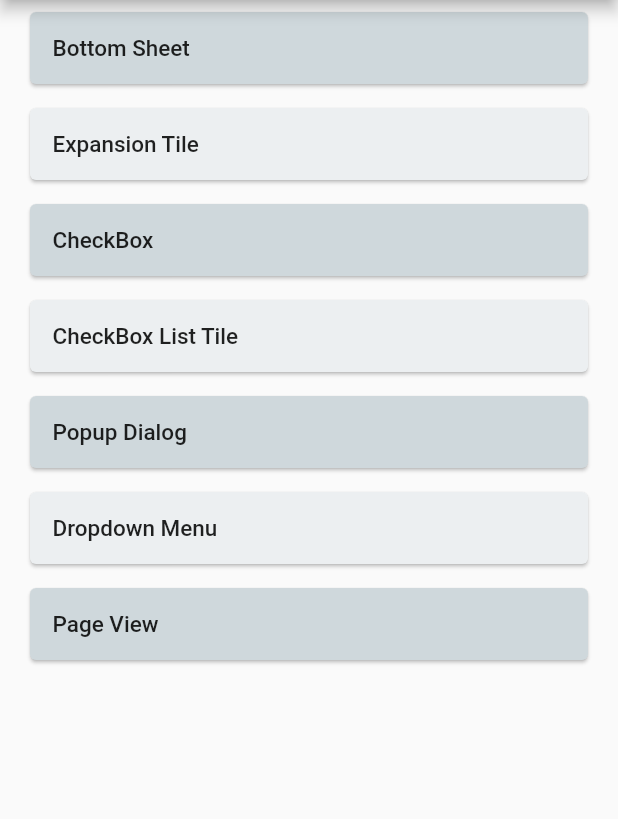
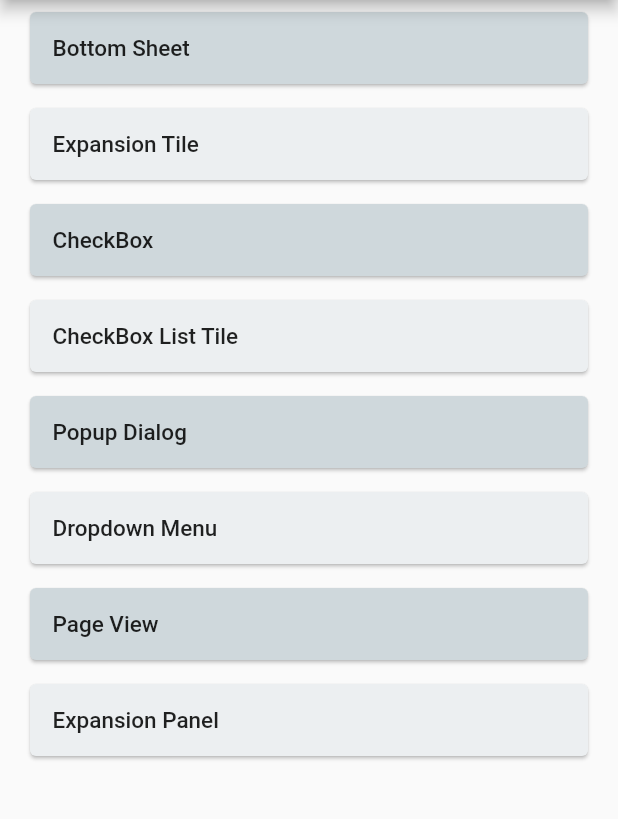
Before and after one commit to gulsenkeskin/custom_widgets, a Flutter app: the screen it shows after launch, on a phone screen of 412 x 824 dp, the part 84-903 px from its top. Run offline on Flutter 3.47's test engine with Material 2 defaults, Android fonts, the phone set to English and light mode, and no system bars.

Commit message:
update path

```diff
--- a/lib/constants/route_list.dart
+++ /dev/null
@@ -1,33 +0,0 @@
-import 'package:custom_widgets/constants/pagekeys.dart';
-
-
- List<Map<String, String>> routeList=[
-  {
-    "name":"Bottom Sheet",
-    "route":PageKeys.bottomSheet
-  },
-  {
-    "name":"Expansion Tile",
-    "route":PageKeys.expansionTile
-  },
-  {
-    "name":"CheckBox",
-    "route":PageKeys.checkbox
-  },
-  {
-    "name":"CheckBox List Tile",
-    "route":PageKeys.checkboxListTile
-  },
-  {
-    "name":"Popup Dialog",
-    "route":PageKeys.popupDialog
-  },
-  {
-    "name":"Dropdown Menu",
-    "route":PageKeys.dropdownMenu
-  },
-  {
-    "name":"Page View",
-    "route":PageKeys.pageView
-  }
-];
--- a/lib/main.dart
+++ b/lib/main.dart
@@ -1,4 +1,4 @@
-import 'package:custom_widgets/constants/routes.dart';
+import 'package:custom_widgets/routes/routes.dart';
 import 'package:custom_widgets/src/pages/home.dart';
 import 'package:flutter/material.dart';
 
--- a/lib/constants/pagekeys.dart
+++ b/lib/routes/pagekeys.dart
@@ -6,4 +6,6 @@ static const checkboxListTile = 'checkboxListTile';
 static const popupDialog = 'popupDialog';
 static const dropdownMenu = 'dropdownMenu';
 static const pageView = 'pageView';
+static const expansionPanel = 'expansionPanel';
+
 }
--- /dev/null
+++ b/lib/routes/route_list.dart
@@ -0,0 +1,12 @@
+import 'package:custom_widgets/routes/pagekeys.dart';
+
+List<Map<String, String>> routeList = [
+  {"name": "Bottom Sheet", "route": PageKeys.bottomSheet},
+  {"name": "Expansion Tile", "route": PageKeys.expansionTile},
+  {"name": "CheckBox", "route": PageKeys.checkbox},
+  {"name": "CheckBox List Tile", "route": PageKeys.checkboxListTile},
+  {"name": "Popup Dialog", "route": PageKeys.popupDialog},
+  {"name": "Dropdown Menu", "route": PageKeys.dropdownMenu},
+  {"name": "Page View", "route": PageKeys.pageView},
+  {"name": "Expansion Panel", "route": PageKeys.expansionPanel}
+];
--- a/lib/constants/routes.dart
+++ b/lib/routes/routes.dart
@@ -1,20 +1,22 @@
-import 'package:custom_widgets/constants/pagekeys.dart';
+import 'package:custom_widgets/routes/pagekeys.dart';
 import 'package:custom_widgets/src/pages/bottom_sheet.dart';
 import 'package:custom_widgets/src/pages/checkbox.dart';
 import 'package:custom_widgets/src/pages/checkbox_list_tile.dart';
 import 'package:custom_widgets/src/pages/dropdown_menu.dart';
+import 'package:custom_widgets/src/pages/expansion_panel.dart';
 import 'package:custom_widgets/src/pages/expansion_tile.dart';
 import 'package:custom_widgets/src/pages/home.dart';
 import 'package:custom_widgets/src/pages/page_view.dart';
 import 'package:custom_widgets/src/pages/popup_dialog.dart';
 import 'package:flutter/src/widgets/framework.dart';
 
- Map<String, Widget Function(dynamic context)> routes = {
+Map<String, Widget Function(dynamic context)> routes = {
   PageKeys.bottomSheet: (context) => const BottomSheetPage(),
   PageKeys.expansionTile: (context) => const ExpansionTilePage(),
   PageKeys.checkbox: (context) => const CheckBoxPage(),
-  PageKeys.checkboxListTile:(context)=> const CheckBoxListTilePage(),
-  PageKeys.popupDialog:(context)=> const PopupDialogPage(),
-  PageKeys.dropdownMenu:(context)=> const DropdownMenuPage(),
-  PageKeys.pageView:(context)=> const PageViewPage()
+  PageKeys.checkboxListTile: (context) => const CheckBoxListTilePage(),
+  PageKeys.popupDialog: (context) => const PopupDialogPage(),
+  PageKeys.dropdownMenu: (context) => const DropdownMenuPage(),
+  PageKeys.pageView: (context) => const PageViewPage(),
+  PageKeys.expansionPanel: (context) => const ExpansionPanelPage(),
 };
--- /dev/null
+++ b/lib/src/pages/expansion_panel.dart
@@ -0,0 +1,12 @@
+import 'package:flutter/material.dart';
+
+class ExpansionPanelPage extends StatelessWidget {
+  const ExpansionPanelPage({Key? key}) : super(key: key);
+
+  @override
+  Widget build(BuildContext context) {
+    return Container(
+
+    );
+  }
+}
--- a/lib/src/pages/home.dart
+++ b/lib/src/pages/home.dart
@@ -1,4 +1,4 @@
-import 'package:custom_widgets/constants/route_list.dart';
+import 'package:custom_widgets/routes/route_list.dart';
 import 'package:flutter/material.dart';
 
 class HomePage extends StatelessWidget {
```
